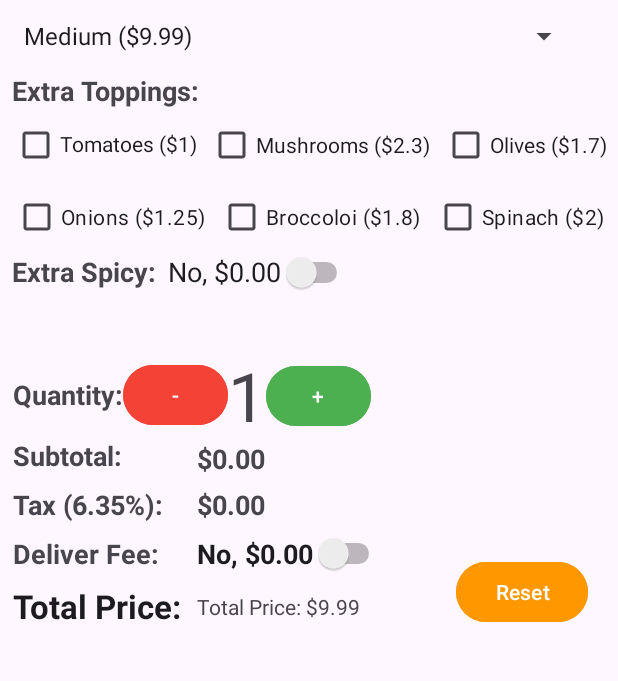
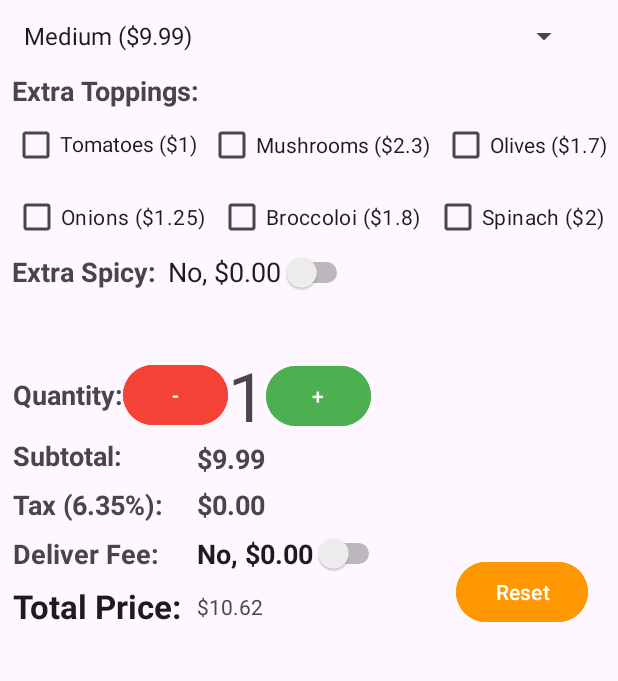
Before and after one commit to DallasLaComb/Pizza_Android_App, an Android app: the screen it shows after launch (MainActivity), on a phone screen of 412 x 824 dp, the part 430-1111 px from its top. Run offline under Robolectric (Android 15) with nearby library versions, the phone set to English and light mode, and no system bars.

Commit message:
Subtotal and Total work for the sizeSelectionPrice now.

```diff
--- a/Homework2/app/src/main/java/com/example/homework2/MainActivity.kt
+++ b/Homework2/app/src/main/java/com/example/homework2/MainActivity.kt
@@ -3,95 +3,78 @@ package com.example.homework2
 import androidx.appcompat.app.AppCompatActivity
 import android.os.Bundle
 import android.view.View
-import android.widget.AdapterView
-import android.widget.ArrayAdapter
-import android.widget.Button
-import android.widget.ImageView
-import android.widget.SeekBar
-import android.widget.Spinner
-import android.widget.Switch
-import android.widget.TextView
-import android.widget.Toast
+import android.widget.*
 
 class MainActivity : AppCompatActivity(), AdapterView.OnItemSelectedListener {
-    var total_price: Double = 0.00
+
+    var totalPrice: Double = 0.00
+    var sizeSelectionPrice: Double = 0.00
+    var spicySelection: Double = 0.00
+    var toppingsPrice: Double = 0.00
+    var deliveryPrice: Double = 0.00
+    val taxRate: Double = 1.0635
+    var quantitySelection: Int = 1
 
     override fun onCreate(savedInstanceState: Bundle?) {
         super.onCreate(savedInstanceState)
         setContentView(R.layout.activity_main)
 
-
-        val pizzaSizeList = listOf("Medium ($9.99)", "Large($13.99)", "Extra Large ($15.99)", "Party Size ($25.99)")
-        val pizzaSizeAdapter = ArrayAdapter<String>(this, android.R.layout.simple_spinner_dropdown_item, pizzaSizeList)
-        val pizzaSizeSpinner = findViewById<Spinner>(R.id.sp_choose_pizza_size)
-        pizzaSizeSpinner.adapter = pizzaSizeAdapter
+        val pizzaSizeSpinner: Spinner = findViewById(R.id.sp_choose_pizza_size)
+        pizzaSizeSpinner.adapter = ArrayAdapter<String>(this, android.R.layout.simple_spinner_dropdown_item, listOf("Medium ($9.99)", "Large($13.99)", "Extra Large ($15.99)", "Party Size ($25.99)"))
         pizzaSizeSpinner.onItemSelectedListener = this
 
-        val seekBarSpicyLevelLabel = findViewById<TextView>(R.id.tv_spiciness_level)
-        findViewById<SeekBar>(R.id.sb_spiciness_level).setOnSeekBarChangeListener(object: SeekBar.OnSeekBarChangeListener{
-            override fun onProgressChanged(seekBar: SeekBar?, progress: Int, fromUser: Boolean){
-                seekBarSpicyLevelLabel.text = "Spiciness Level: $progress"
-            }
-            override fun onStartTrackingTouch(seekBar: SeekBar?) {
-//              Don't need this function
+        findViewById<SeekBar>(R.id.sb_spiciness_level).setOnSeekBarChangeListener(object : SeekBar.OnSeekBarChangeListener {
+            override fun onProgressChanged(seekBar: SeekBar?, progress: Int, fromUser: Boolean) {
+                findViewById<TextView>(R.id.tv_spiciness_level).text = "Spiciness Level: $progress"
             }
 
-            override fun onStopTrackingTouch(seekBar: SeekBar?) {
-//              Don't need this function
-
-            }
+            override fun onStartTrackingTouch(seekBar: SeekBar?) {}
+            override fun onStopTrackingTouch(seekBar: SeekBar?) {}
         })
 
-        updateQuantity()
-
-        }
-
-    private fun updateQuantity() {
-        val tvQuantity = findViewById<TextView>(R.id.tv_quantity_number)
-        val buIncrementButton = findViewById<Button>(R.id.bu_increment_quantity)
-        val buDecrementButton = findViewById<Button>(R.id.bu_decrement_quantity)
-
-        // Set an OnClickListener for the Increment button
-        buIncrementButton.setOnClickListener {
-            // Parse the current quantity to an integer, increment it, and set back
-            var quantity = tvQuantity.text.toString().toInt()
-            quantity++
-            tvQuantity.text = quantity.toString()
-        }
-
-        // Set an OnClickListener for the Decrement button
-        buDecrementButton.setOnClickListener {
-            // Parse the current quantity to an integer, decrement it, and ensure it does not go below a certain value (e.g., 0)
-            var quantity = tvQuantity.text.toString().toInt()
-            if (quantity > 1) { // Prevents quantity from going below 0
-                quantity--
-                tvQuantity.text = quantity.toString()
-            }
-        }
+        setupQuantityButtons()
     }
 
-    override fun onNothingSelected(parent: AdapterView<*>?) {
-//        Toast.makeText(this, "Nothing is selected!", Toast.LENGTH_SHORT).show()
+    private fun setupQuantityButtons() {
+        val quantityTextView: TextView = findViewById(R.id.tv_quantity_number)
+        val incrementButton: Button = findViewById(R.id.bu_increment_quantity)
+        val decrementButton: Button = findViewById(R.id.bu_decrement_quantity)
+
+        incrementButton.setOnClickListener { updateQuantity(1) }
+        decrementButton.setOnClickListener { updateQuantity(-1) }
     }
-    override fun onItemSelected(parent: AdapterView<*>, view: View, position: Int, id: Long) {
+
+    private fun updateQuantity(delta: Int) {
+        val quantityTextView: TextView = findViewById(R.id.tv_quantity_number)
+        var quantity = quantityTextView.text.toString().toInt() + delta
+        if (quantity < 1) quantity = 1
+        quantityTextView.text = quantity.toString()
+    }
+
+    override fun onNothingSelected(parent: AdapterView<*>?) {}
+
+    override fun onItemSelected(parent: AdapterView<*>, view: View?, position: Int, id: Long) {
+//        This function is what is messed up. This just adds on top of the previous totalPrice value.
         val item = parent.getItemAtPosition(position).toString()
+        val matchResult = Regex("\\$(\\d+\\.\\d{2})").find(item)
+        val priceString = matchResult?.value?.removePrefix("$")
+        sizeSelectionPrice = priceString?.toDoubleOrNull() ?: 0.0
 
-        val pricePattern = Regex("\\$(\\d+\\.\\d{2})")
-        val matchResult = pricePattern.find(item)
-        val priceString = matchResult?.value?.removePrefix("$") // Remove the dollar sign to parse it as a Double
+//        Need to create an in value for toppings, spicy, and quantity to find the totalPrice...
+        updateTotalPrices(sizeSelectionPrice,toppingsPrice,spicySelection,quantitySelection)
+    }
 
-        val price = priceString?.toDoubleOrNull() ?: 0.0
-        total_price +=price;
-        val tvTotalPrice: TextView = findViewById(R.id.tv_total_price)
-        tvTotalPrice.text = "Total Price: $%.2f".format(total_price)
-    }
-    fun updateTotalPrice(sizeSelection: Int, toppingSelections: Int, spicySelection: Int, quantitySelection: Int) {
+    fun updateTotalPrices(sizeSelection: Double, toppingsPrice: Double, spicySelection: Double, quantitySelection: Int) {
+        var subTotalPrice = ((quantitySelection)*(sizeSelection+toppingsPrice+spicySelection))
+        findViewById<TextView>(R.id.tv_subtotal_value).text = "$%.2f".format(subTotalPrice)
+
+        var totalPriceCalculation = (((subTotalPrice)*(taxRate))+deliveryPrice)
+        findViewById<TextView>(R.id.tv_total_price).text = "$%.2f".format(totalPriceCalculation)
 
     }
 
-    fun setPizzaImageView(view:View){
-//      Changes the image of Pizza based off of radio button selection.
-        val imageIdOfSelectedPizza = when (view.id){
+    fun setPizzaImageView(view: View) {
+        val imageIdOfSelectedPizza = when (view.id) {
             R.id.rb_pepperoni -> R.drawable.pepperoni
             R.id.rb_bbq_chicken -> R.drawable.bbq_chicken
             R.id.rb_margherita -> R.drawable.margheritta
@@ -100,30 +83,16 @@ class MainActivity : AppCompatActivity(), AdapterView.OnItemSelectedListener {
         }
         findViewById<ImageView>(R.id.iv_default_pizza).setImageResource(imageIdOfSelectedPizza)
     }
-    fun deliverySwitchClick(view:View){
-        val switchDelivery = findViewById<Switch>(R.id.sw_delivery)
-        val switchText: String
-        if (switchDelivery.isChecked){
-            switchText = "Yes, $2.00"
-        }
-        else{
-            switchText = "No, $0.00"
-        }
-        switchDelivery.text=switchText
-    }
-    fun spicySwitchClick(view:View){
-        val switchSpicy = findViewById<Switch>(R.id.sw_extra_spicy)
-        val switchText: String
-        if (switchSpicy.isChecked){
-            switchText = "Yes, $1.00"
-            findViewById<SeekBar>(R.id.sb_spiciness_level).visibility = View.VISIBLE;
-            findViewById<TextView>(R.id.tv_spiciness_level).visibility = View.VISIBLE;
-        } else{
-            switchText = "No, $0.00"
-            findViewById<SeekBar>(R.id.sb_spiciness_level).visibility = View.INVISIBLE;
-            findViewById<TextView>(R.id.tv_spiciness_level).visibility = View.INVISIBLE;
-        }
-        switchSpicy.text=switchText
+
+    fun deliverySwitchClick(view: View) {
+        val switchDelivery: Switch = findViewById(R.id.sw_delivery)
+        switchDelivery.text = if (switchDelivery.isChecked) "Yes, $2.00" else "No, $0.00"
     }
 
+    fun spicySwitchClick(view: View) {
+        val switchSpicy: Switch = findViewById(R.id.sw_extra_spicy)
+        switchSpicy.text = if (switchSpicy.isChecked) "Yes, $1.00" else "No, $0.00"
+        findViewById<SeekBar>(R.id.sb_spiciness_level).visibility = if (switchSpicy.isChecked) View.VISIBLE else View.INVISIBLE
+        findViewById<TextView>(R.id.tv_spiciness_level).visibility = if (switchSpicy.isChecked) View.VISIBLE else View.INVISIBLE
+    }
 }
```
